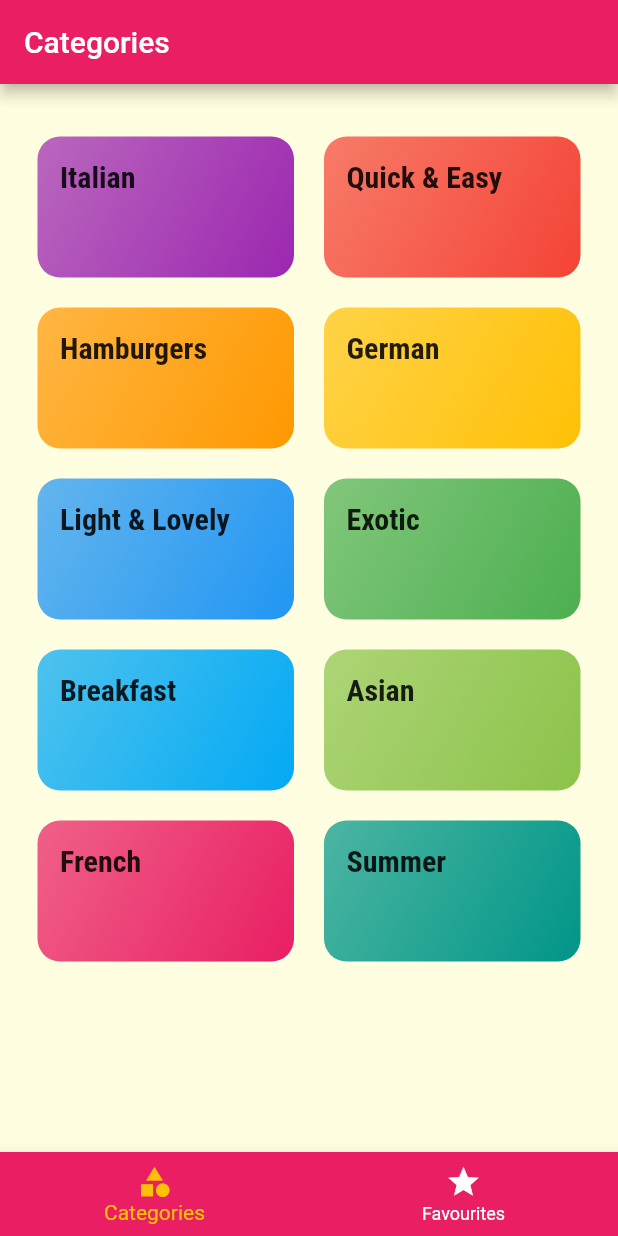
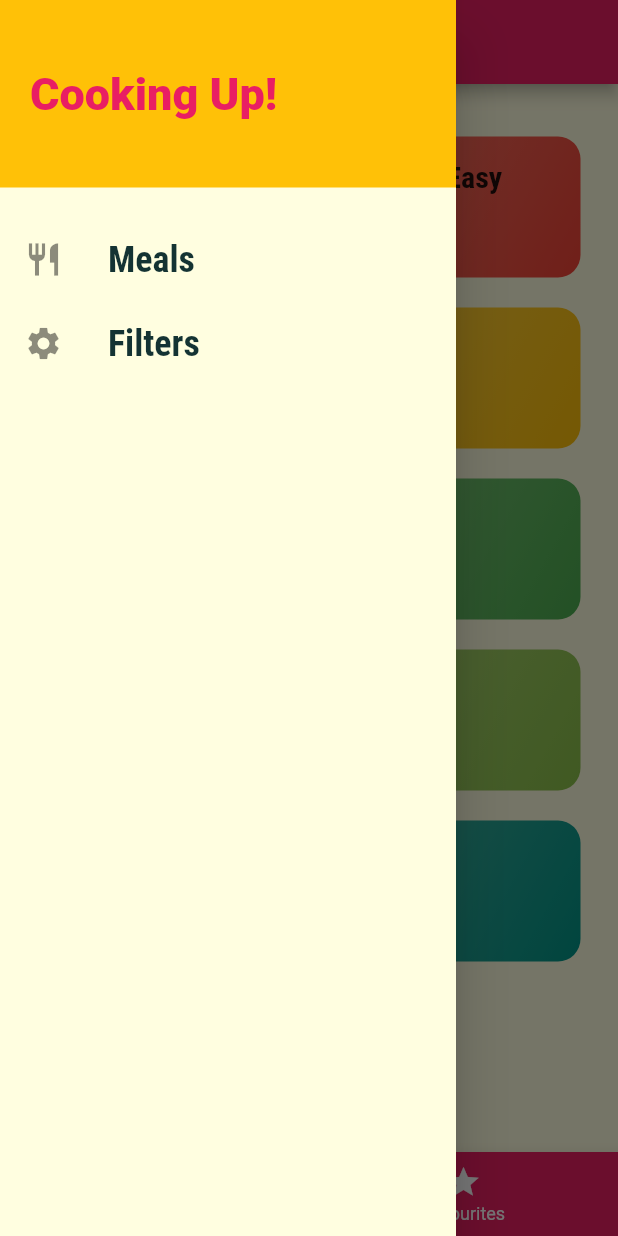
Before and after one commit to acybulska/Meals_App, a Flutter app: the screen it shows after launch, with the side drawer open (before the commit the screen has no drawer), on a phone screen of 412 x 824 dp. Run offline on Flutter 3.47's test engine with Material 2 defaults, Android fonts, the phone set to English and light mode, and no system bars; Roboto replaces fonts that are missing (Railway).

Commit message:
Adding drawer

```diff
--- a/lib/main.dart
+++ b/lib/main.dart
@@ -1,4 +1,5 @@
 import 'package:flutter/material.dart';
+import './screens/filters_screen.dart';
 import './screens/tabs_screen.dart';
 import './screens/meal_detail_screen.dart';
 import './screens/category_meals_screen.dart';
@@ -33,6 +34,7 @@ class MyApp extends StatelessWidget {
         '/': (ctx) => TabsScreen(),
         CategoryMealsScreen.routeName: (ctx) => CategoryMealsScreen(),
         MealDetailScreen.routeName: (ctx) => MealDetailScreen(),
+        FiltersScreen.routeName: (ctx) => FiltersScreen(),
       },
     );
   }
--- /dev/null
+++ b/lib/screens/filters_screen.dart
@@ -0,0 +1,15 @@
+import 'package:flutter/material.dart';
+import '../widgets/main_drawer.dart';
+
+class FiltersScreen extends StatelessWidget {
+  static const routeName = '/filters';
+  @override
+  Widget build(BuildContext context) {
+    return Scaffold(
+      appBar: AppBar(
+        title: Text('Filters'),
+      ),
+      drawer: MainDrawer(),
+    );
+  }
+}
--- a/lib/screens/tabs_screen.dart
+++ b/lib/screens/tabs_screen.dart
@@ -2,6 +2,7 @@ import 'package:flutter/material.dart';
 
 import './categories_screen.dart';
 import './favourites_screen.dart';
+import '../widgets/main_drawer.dart';
 
 class TabsScreen extends StatefulWidget {
   @override
@@ -33,6 +34,7 @@ class _TabsScreenState extends State<TabsScreen> {
       appBar: AppBar(
         title: Text(_pages[_selectedPageIndex]['title']),
       ),
+      drawer: MainDrawer(),
       body: _pages[_selectedPageIndex]['page'],
       bottomNavigationBar: BottomNavigationBar(
         onTap: _selectPage,
--- /dev/null
+++ b/lib/widgets/main_drawer.dart
@@ -0,0 +1,62 @@
+import 'package:flutter/material.dart';
+import '../screens/filters_screen.dart';
+
+class MainDrawer extends StatelessWidget {
+  Widget _buildListTile(String title, IconData icon, Function tapHandler) {
+    return ListTile(
+      leading: Icon(
+        icon,
+        size: 26,
+      ),
+      title: Text(
+        title,
+        style: TextStyle(
+          fontFamily: 'RobotoCondensed',
+          fontSize: 24,
+          fontWeight: FontWeight.bold,
+        ),
+      ),
+      onTap: tapHandler,
+    );
+  }
+
+  @override
+  Widget build(BuildContext context) {
+    return Drawer(
+      child: Column(
+        children: [
+          Container(
+            height: 125,
+            width: double.infinity,
+            padding: EdgeInsets.all(20),
+            alignment: Alignment.centerLeft,
+            color: Theme.of(context).accentColor,
+            child: Text(
+              'Cooking Up!',
+              style: TextStyle(
+                fontWeight: FontWeight.w900,
+                fontSize: 30,
+                color: Theme.of(context).primaryColor,
+              ),
+            ),
+          ),
+          SizedBox(height: 20),
+          _buildListTile(
+            'Meals',
+            Icons.restaurant,
+            () {
+              Navigator.of(context).pushNamed('/');
+            },
+          ),
+          _buildListTile(
+            'Filters',
+            Icons.settings,
+            () {
+              Navigator.of(context).pushNamed(FiltersScreen.routeName);
+            },
+          ),
+        ],
+      ),
+    );
+  }
+}
```
